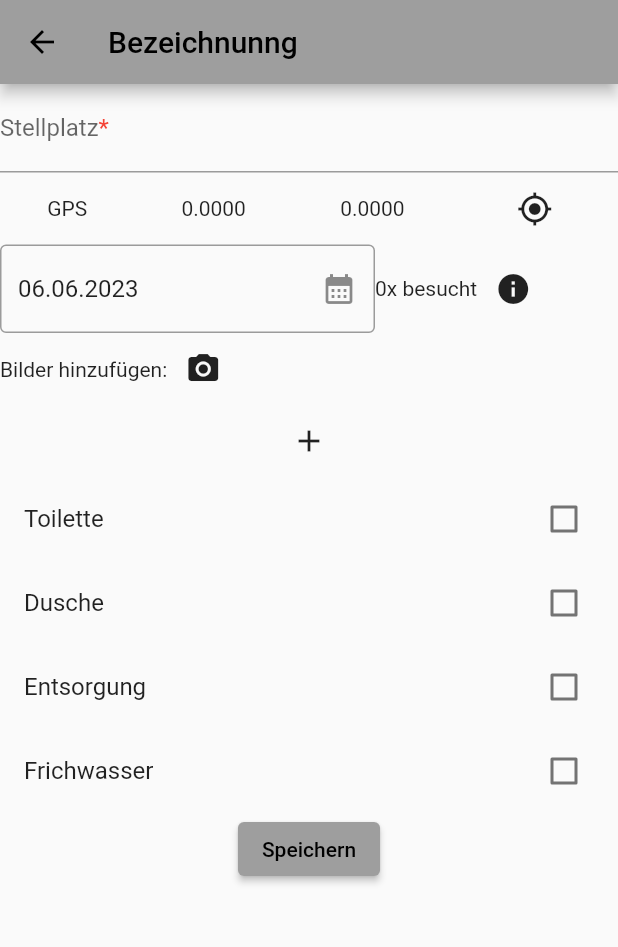
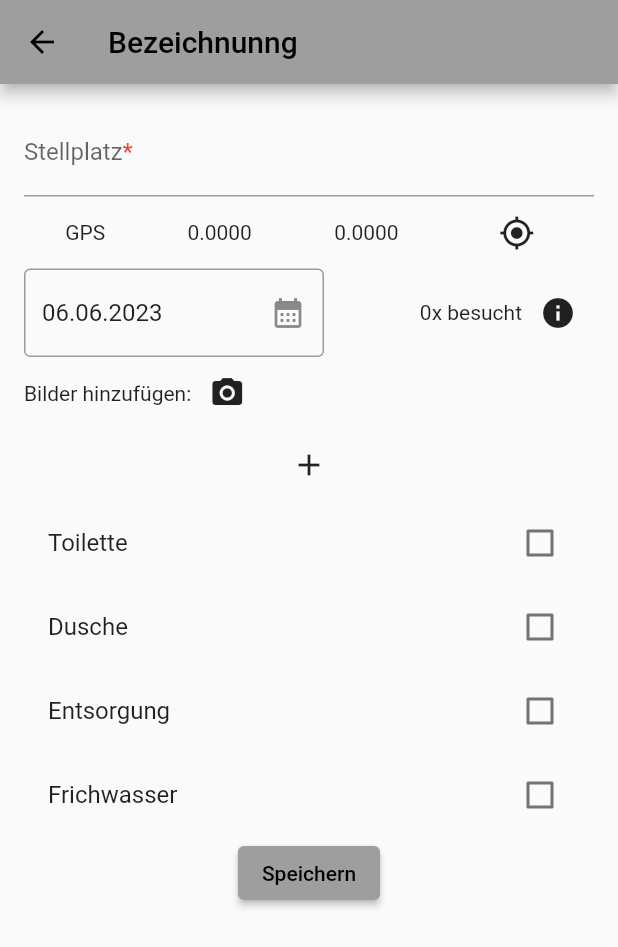
Before and after one commit to phongngy/womoapp, a Flutter app: the screen it shows after launch, after a tap on "Stellplatz eintragen", on a phone screen of 412 x 824 dp. Shown: the top 947 px of the screen. Run offline on Flutter 3.47's test engine with Material 2 defaults, Android fonts, the phone set to English and light mode, and no system bars; our stand-ins replace carousel_slider, geolocator, get_it, image_picker, sqflite; accounts and stored records are empty.

Commit message:
Design optimiert

```diff
--- a/lib/Screen/homepage.dart
+++ b/lib/Screen/homepage.dart
@@ -21,33 +21,45 @@ class _HomePageState extends State<HomePage> {
                 text: "WoMo",
                 style: TextStyle(
                     fontWeight: FontWeight.bold,
-                    fontSize: 40,
+                    fontSize: 80,
                     color: Colors.black),
               ),
             ),
             const SizedBox(
-              height: 20,
+              height: 100,
             ),
-            OutlinedButton(
+            SizedBox(
+              height: 50,
+              width: 200,
+              child: ElevatedButton(
                 onPressed: () {
                   Navigator.push(context,
                       MaterialPageRoute(builder: (context) => Stellplatz()));
                 },
                 child: const Text("Stellplatz eintragen"),
               ),
+            ),
             const SizedBox(
-              height: 20,
+              height: 30,
             ),
-            OutlinedButton(
+            SizedBox(
+              height: 50,
+              width: 200,
+              child: ElevatedButton(
                 onPressed: () {},
                 child: const Text("Checkliste"),
               ),
+            ),
             const SizedBox(
-              height: 20,
+              height: 30,
             ),
-            OutlinedButton(
+            SizedBox(
+              height: 50,
+              width: 200,
+              child: ElevatedButton(
                 onPressed: () {},
                 child: const Text("Verwaltung"),
+              ),
             ),
           ],
         ),
--- a/lib/Screen/stellplatz.dart
+++ b/lib/Screen/stellplatz.dart
@@ -64,6 +64,8 @@ class _StellplatzState extends State<Stellplatz> {
         body: SingleChildScrollView(
           child: Form(
               key: _formKey,
+              child: Padding(
+                padding: const EdgeInsets.all(16.0),
                 child: Column(children: [
                   TextFormField(
                     decoration: TextLabel("Stellplatz", true),
@@ -96,7 +98,7 @@ class _StellplatzState extends State<Stellplatz> {
                   Row(
                     children: [
                       SizedBox(
-                      width: 250,
+                        width: 200,
                         child: TextFormField(
                           controller: _datumCtrl,
                           decoration: InputDecoration(
@@ -114,6 +116,7 @@ class _StellplatzState extends State<Stellplatz> {
                           ),
                         ),
                       ),
+                      const Spacer(),
                       Text("${_besuche.length}x besucht"),
                       IconButton(
                           onPressed: () {
@@ -140,8 +143,8 @@ class _StellplatzState extends State<Stellplatz> {
                                                         Navigator.pop(context);
                                                       });
                                                     },
-                                                  icon:
-                                                      const Icon(Icons.delete))
+                                                    icon: const Icon(
+                                                        Icons.delete))
                                               ]),
                                             ),
                                           TextButton(
@@ -169,7 +172,8 @@ class _StellplatzState extends State<Stellplatz> {
                                     maxWidth: 200)
                                 .then((value) {
                               setState(() {
-                              imglist.add(File(value!.path).readAsBytesSync());
+                                imglist
+                                    .add(File(value!.path).readAsBytesSync());
                                 imgpathlist.add(value.path);
                               });
                             });
@@ -179,8 +183,9 @@ class _StellplatzState extends State<Stellplatz> {
                   ),
                   if (imglist.isNotEmpty)
                     CarouselSlider(
-                      items:
-                          imgpathlist.map((e) => Image.file(File(e))).toList(),
+                        items: imgpathlist
+                            .map((e) => Image.file(File(e)))
+                            .toList(),
                         options: CarouselOptions()),
                   Grundausstatung(),
                   ElevatedButton(
@@ -199,7 +204,8 @@ class _StellplatzState extends State<Stellplatz> {
                             .then((value) => Navigator.pop(context));
                       },
                       child: const Text("Speichern")),
-              ])),
+                ]),
+              )),
         ));
   }
 
--- a/lib/databaseHelper.dart
+++ b/lib/databaseHelper.dart
@@ -20,6 +20,7 @@ class DatabaseHelper {
 
   Future<Database> _initDB(String filePath) async {
     final dbPath = await getDatabasesPath();
+    print(dbPath);
     final path = join(dbPath, filePath);
 
     return await openDatabase(path,
```
Lines whose indentation alone changed are shown as unchanged.
